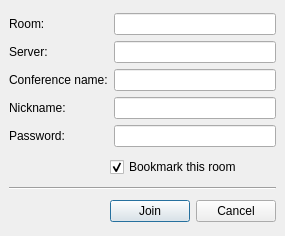
First picture: the form in widgets/joingroupchat.ui, repository xmpp-graveyard/jabbim, before the edit.
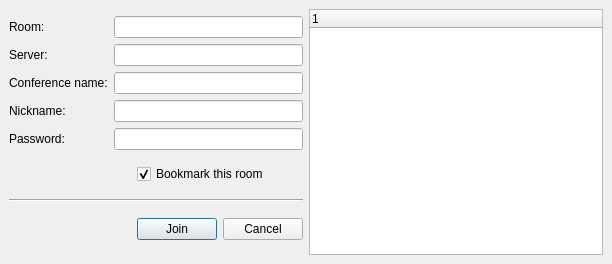
Second picture: the form after the edit.

Commit message: zmeny v dialogu joinGroupchat

```diff
--- a/widgets/joingroupchat.ui
+++ b/widgets/joingroupchat.ui
@@ -5,33 +5,28 @@
    <rect>
     <x>0</x>
     <y>0</y>
-    <width>285</width>
-    <height>236</height>
+    <width>612</width>
+    <height>264</height>
    </rect>
   </property>
   <property name="windowTitle" >
    <string>Join Group Chat</string>
   </property>
-  <layout class="QGridLayout" >
+  <layout class="QHBoxLayout" >
    <property name="margin" >
     <number>9</number>
    </property>
    <property name="spacing" >
     <number>6</number>
    </property>
-   <item row="1" column="0" >
-    <spacer>
-     <property name="orientation" >
-      <enum>Qt::Horizontal</enum>
+   <item>
+    <layout class="QGridLayout" >
+     <property name="margin" >
+      <number>0</number>
      </property>
-     <property name="sizeHint" >
-      <size>
-       <width>111</width>
-       <height>20</height>
-      </size>
+     <property name="spacing" >
+      <number>6</number>
      </property>
-    </spacer>
-   </item>
    <item row="1" column="1" >
     <widget class="QCheckBox" name="bookmark" >
      <property name="toolTip" >
@@ -52,15 +47,39 @@
      </property>
     </widget>
    </item>
-   <item row="3" column="0" >
+     <item row="3" column="1" >
+      <layout class="QHBoxLayout" >
+       <property name="margin" >
+        <number>0</number>
+       </property>
+       <property name="spacing" >
+        <number>6</number>
+       </property>
+       <item>
+        <widget class="QPushButton" name="pushButton" >
+         <property name="text" >
+          <string>Join</string>
+         </property>
+        </widget>
+       </item>
+       <item>
+        <widget class="QPushButton" name="pushButton_2" >
+         <property name="text" >
+          <string>Cancel</string>
+         </property>
+        </widget>
+       </item>
+      </layout>
+     </item>
+     <item row="1" column="0" >
     <spacer>
      <property name="orientation" >
       <enum>Qt::Horizontal</enum>
      </property>
      <property name="sizeHint" >
       <size>
-       <width>141</width>
-       <height>20</height>
+         <width>93</width>
+         <height>23</height>
       </size>
      </property>
     </spacer>
@@ -168,30 +187,39 @@
      </item>
     </layout>
    </item>
-   <item row="3" column="1" >
-    <layout class="QHBoxLayout" >
-     <property name="margin" >
-      <number>0</number>
-     </property>
-     <property name="spacing" >
-      <number>6</number>
-     </property>
-     <item>
-      <widget class="QPushButton" name="pushButton" >
-       <property name="text" >
-        <string>Join</string>
-       </property>
-      </widget>
-     </item>
-     <item>
-      <widget class="QPushButton" name="pushButton_2" >
-       <property name="text" >
-        <string>Cancel</string>
-       </property>
-      </widget>
+     <item row="3" column="0" >
+      <spacer>
+       <property name="orientation" >
+        <enum>Qt::Horizontal</enum>
+       </property>
+       <property name="sizeHint" >
+        <size>
+         <width>93</width>
+         <height>29</height>
+        </size>
+       </property>
+      </spacer>
      </item>
     </layout>
    </item>
+   <item>
+    <widget class="QTreeWidget" name="roomList" >
+     <property name="frameShadow" >
+      <enum>QFrame::Sunken</enum>
+     </property>
+     <property name="rootIsDecorated" >
+      <bool>true</bool>
+     </property>
+     <property name="columnCount" >
+      <number>1</number>
+     </property>
+     <column>
+      <property name="text" >
+       <string>1</string>
+      </property>
+     </column>
+    </widget>
+   </item>
   </layout>
  </widget>
  <resources/>
```
Lines whose indentation alone changed are shown as unchanged. The commit also changes 4 other files.
